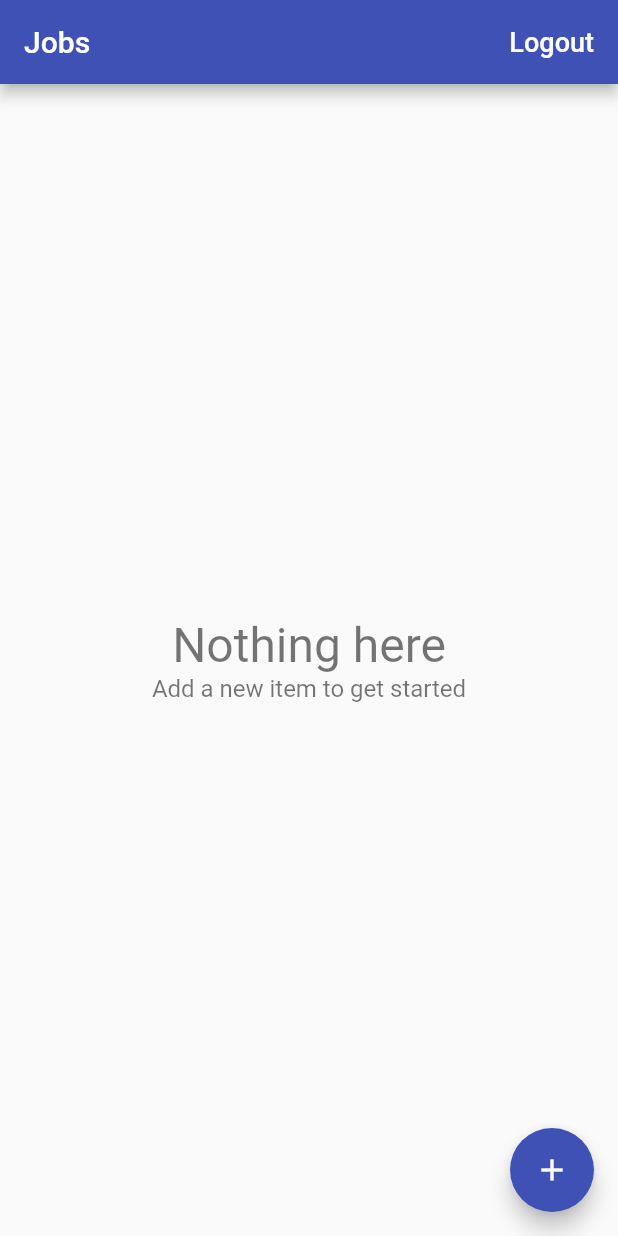
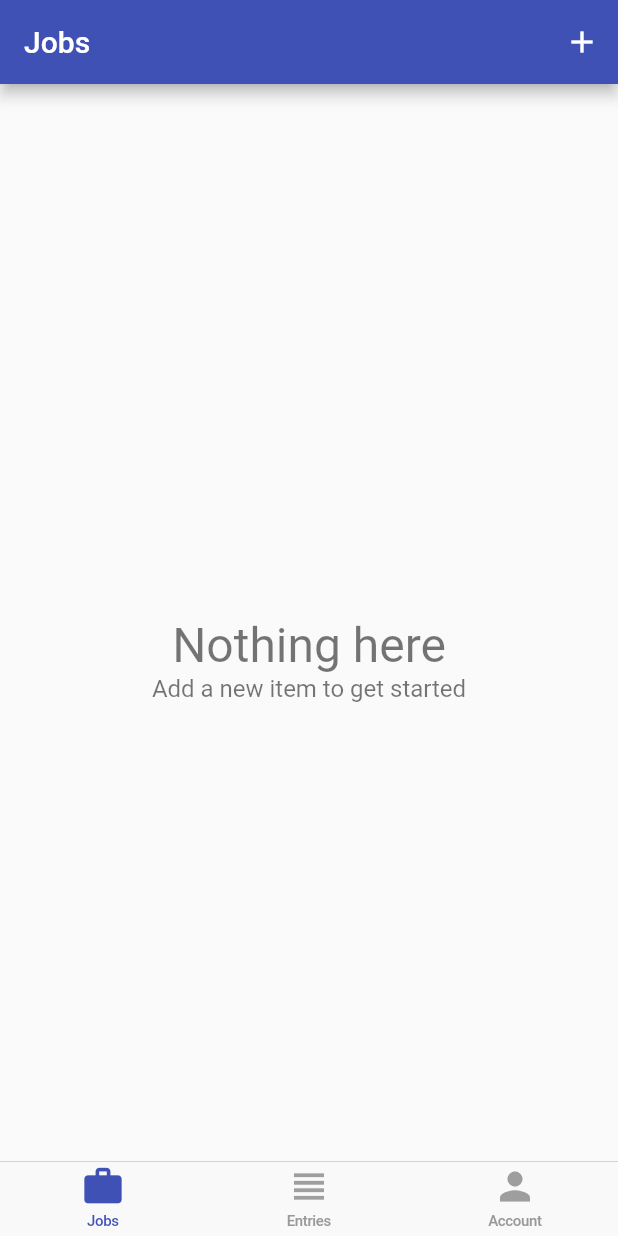
Before and after one commit to syedz/flutter-time-tracker, a Flutter app: the screen it shows once a user with an empty profile is signed in, on a phone screen of 412 x 824 dp. Run offline on Flutter 3.47's test engine with Material 2 defaults, Android fonts, the phone set to English and light mode, and no system bars; our stand-ins replace cloud_firestore, firebase_auth, google_sign_in; missing offline and left inert: flutter_facebook_login; accounts and stored records are empty.

```diff
--- /dev/null
+++ b/lib/app/home/cupertino_home_scaffold.dart
@@ -0,0 +1,63 @@
+import 'package:flutter/cupertino.dart';
+/**
+ * Knows about what tabs we want to present in the application,
+ * and how to show the bottom navigation on the screen.
+ *
+ * Can swap out CupertinoHomeScaffold without having to change the HomePage.
+ */
+
+import 'package:flutter/material.dart';
+import 'package:time_tracker_flutter_course/app/home/jobs/jobs_page.dart';
+import 'package:time_tracker_flutter_course/app/home/tab_item.dart';
+
+class CupertinoHomeScaffold extends StatelessWidget {
+  const CupertinoHomeScaffold({
+    Key key,
+    @required this.currentTab,
+    @required this.onSelectTab,
+    @required this.widgetBuilders,
+    @required this.navigatorKeys,
+  }) : super(key: key);
+
+  final TabItem currentTab;
+  final ValueChanged<TabItem> onSelectTab;
+  final Map<TabItem, WidgetBuilder> widgetBuilders;
+  final Map<TabItem, GlobalKey<NavigatorState>> navigatorKeys;
+
+  @override
+  Widget build(BuildContext context) {
+    return CupertinoTabScaffold(
+      tabBar: CupertinoTabBar(
+        items: [
+          _buildItem(TabItem.jobs),
+          _buildItem(TabItem.entries),
+          _buildItem(TabItem.account),
+        ],
+        onTap: (index) => onSelectTab(TabItem.values[index]),
+      ),
+      tabBuilder: (context, index) {
+        final item = TabItem.values[index];
+        return CupertinoTabView(
+          navigatorKey: navigatorKeys[item],
+          builder: (context) => widgetBuilders[item](context),
+        );
+      },
+    );
+  }
+
+  BottomNavigationBarItem _buildItem(TabItem tabItem) {
+    final itemData = TabItemData.allTabs[tabItem];
+    final color = currentTab == tabItem ? Colors.indigo : Colors.grey;
+
+    return BottomNavigationBarItem(
+      icon: Icon(
+        itemData.icon,
+        color: color,
+      ),
+      title: Text(
+        itemData.title,
+        style: TextStyle(color: color),
+      ),
+    );
+  }
+}
--- /dev/null
+++ b/lib/app/home/home_page.dart
@@ -0,0 +1,55 @@
+/**
+ * Keeps track of the currentTab
+ */
+
+import 'package:flutter/material.dart';
+import 'package:time_tracker_flutter_course/app/home/account/account_page.dart';
+import 'package:time_tracker_flutter_course/app/home/cupertino_home_scaffold.dart';
+import 'package:time_tracker_flutter_course/app/home/jobs/jobs_page.dart';
+import 'package:time_tracker_flutter_course/app/home/tab_item.dart';
+
+class HomePage extends StatefulWidget {
+  @override
+  _HomePageState createState() => _HomePageState();
+}
+
+class _HomePageState extends State<HomePage> {
+  TabItem _currentTab = TabItem.jobs;
+
+  final Map<TabItem, GlobalKey<NavigatorState>> navigatorKeys = {
+    TabItem.jobs: GlobalKey<NavigatorState>(),
+    TabItem.entries: GlobalKey<NavigatorState>(),
+    TabItem.account: GlobalKey<NavigatorState>(),
+  };
+
+  Map<TabItem, WidgetBuilder> get widgetBuilders {
+    return {
+      TabItem.jobs: (_) => JobsPage(),
+      TabItem.entries: (_) => Container(),
+      TabItem.account: (_) => Accountpage(),
+    };
+  }
+
+  void _select(TabItem tabItem) {
+    if (tabItem == _currentTab) {
+      // pop to first route
+      navigatorKeys[tabItem].currentState.popUntil((route) => route.isFirst);
+    } else {
+      setState(() => _currentTab = tabItem);
+    }
+  }
+
+  @override
+  Widget build(BuildContext context) {
+    return WillPopScope(
+      onWillPop: () async =>
+          !await navigatorKeys[_currentTab].currentState.maybePop(),
+      child: CupertinoHomeScaffold(
+        currentTab: _currentTab,
+        onSelectTab: _select,
+        widgetBuilders: widgetBuilders,
+        navigatorKeys: navigatorKeys,
+      ),
+    );
+  }
+}
--- a/lib/app/home/job_entries/entry_page.dart
+++ b/lib/app/home/job_entries/entry_page.dart
@@ -20,7 +20,7 @@ class EntryPage extends StatefulWidget {
     Job job,
     Entry entry,
   }) async {
-    await Navigator.of(context).push(
+    await Navigator.of(context, rootNavigator: true).push(
       MaterialPageRoute(
         builder: (context) =>
             EntryPage(database: database, job: job, entry: entry),
--- a/lib/app/home/jobs/edit_job_page.dart
+++ b/lib/app/home/jobs/edit_job_page.dart
@@ -30,7 +30,7 @@ class EditJobPage extends StatefulWidget {
     Database database,
     Job job,
   }) async {
-    await Navigator.of(context).push(
+    await Navigator.of(context, rootNavigator: true).push(
       MaterialPageRoute(
         builder: (context) => EditJobPage(
           database: database,
--- a/lib/app/home/jobs/jobs_page.dart
+++ b/lib/app/home/jobs/jobs_page.dart
@@ -26,28 +26,6 @@ import 'package:flutter/services.dart';
 import '../models/job.dart';
 
 class JobsPage extends StatelessWidget {
-  Future<void> _signOut(BuildContext context) async {
-    try {
-      final auth = Provider.of<AuthBase>(context);
-      await auth.signOut();
-    } catch (e) {
-      print(e.toString());
-    }
-  }
-
-  Future<void> _confirmSignOut(BuildContext context) async {
-    final didRequestSignOut = await PlatformAlertDialog(
-      title: 'Logout',
-      content: 'Are you sure that you want to logout?',
-      cancelActionText: 'Cancel',
-      defaultActionText: 'Logout',
-    ).show(context);
-
-    if (didRequestSignOut == true) {
-      _signOut(context);
-    }
-  }
-
   Future<void> _delete(BuildContext context, Job job) async {
     try {
       final database = Provider.of<Database>(context);
@@ -66,30 +44,22 @@ class JobsPage extends StatelessWidget {
     // final database = Provider.of<Database>(context);
     // database.readJobs();
 
+    // FloatingActionButton does not work well with CupertinoTabScaffold(), so we removed it
+
     return Scaffold(
       appBar: AppBar(
         title: Text('Jobs'),
         actions: <Widget>[
-          FlatButton(
-            child: Text(
-              'Logout',
-              style: TextStyle(
-                fontSize: 18.0,
-                color: Colors.white,
-              ),
+          IconButton(
+            icon: Icon(Icons.add, color: Colors.white),
+            onPressed: () => EditJobPage.show(
+              context,
+              database: Provider.of<Database>(context),
             ),
-            onPressed: () => _confirmSignOut(context),
           ),
         ],
       ),
       body: _buildContents(context),
-      floatingActionButton: FloatingActionButton(
-        child: Icon(Icons.add),
-        onPressed: () => EditJobPage.show(
-          context,
-          database: Provider.of<Database>(context),
-        ),
-      ),
     );
   }
 
--- /dev/null
+++ b/lib/app/home/tab_item.dart
@@ -0,0 +1,17 @@
+import 'package:flutter/material.dart';
+
+enum TabItem { jobs, entries, account }
+
+class TabItemData {
+  // Const keyword defines a compile-time const (optimised by the compiler)
+  const TabItemData({@required this.title, @required this.icon});
+
+  final String title;
+  final IconData icon;
+
+  static const Map<TabItem, TabItemData> allTabs = {
+    TabItem.jobs: TabItemData(title: 'Jobs', icon: Icons.work),
+    TabItem.entries: TabItemData(title: 'Entries', icon: Icons.view_headline),
+    TabItem.account: TabItemData(title: 'Account', icon: Icons.person),
+  };
+}
--- a/lib/app/landing_page.dart
+++ b/lib/app/landing_page.dart
@@ -1,5 +1,6 @@
 import 'package:flutter/material.dart';
 import 'package:provider/provider.dart';
+import 'package:time_tracker_flutter_course/app/home/home_page.dart';
 import 'package:time_tracker_flutter_course/app/home/jobs/jobs_page.dart';
 import 'package:time_tracker_flutter_course/app/sign_in/sign_in_page.dart';
 import 'package:time_tracker_flutter_course/services/auth.dart';
@@ -8,11 +9,18 @@ import 'package:time_tracker_flutter_course/services/database.dart';
 class LandingPage extends StatelessWidget {
   @override
   Widget build(BuildContext context) {
-    final auth = Provider.of<AuthBase>(context);
+    // print('build');
+    /**
+     * listen: false means that we don't want the LandingPage to
+     * rebuild when the parent changes. And reduces the number of builds.
+     * Might not want to use listen: false if the value is something that changes.
+     */
+    final auth = Provider.of<AuthBase>(context, listen: false);
 
     return StreamBuilder<User>(
       stream: auth.onAuthStateChanged,
       builder: (context, snapshot) {
+        // print('$snapshot');
         if (snapshot.connectionState == ConnectionState.active) {
           User user = snapshot.data;
           if (user == null) {
@@ -21,7 +29,7 @@ class LandingPage extends StatelessWidget {
 
           return Provider<Database>(
             builder: (_) => FirestoreDatabase(uid: user.uid),
-            child: JobsPage(),
+            child: HomePage(),
           );
         } else {
           return Scaffold(
```
Also changed, not shown: lib/app/home/account/account_page.dart (added, +49 -0 lines), lib/app/home/job_entries/job_entries_page.dart (+15 -12 lines).
